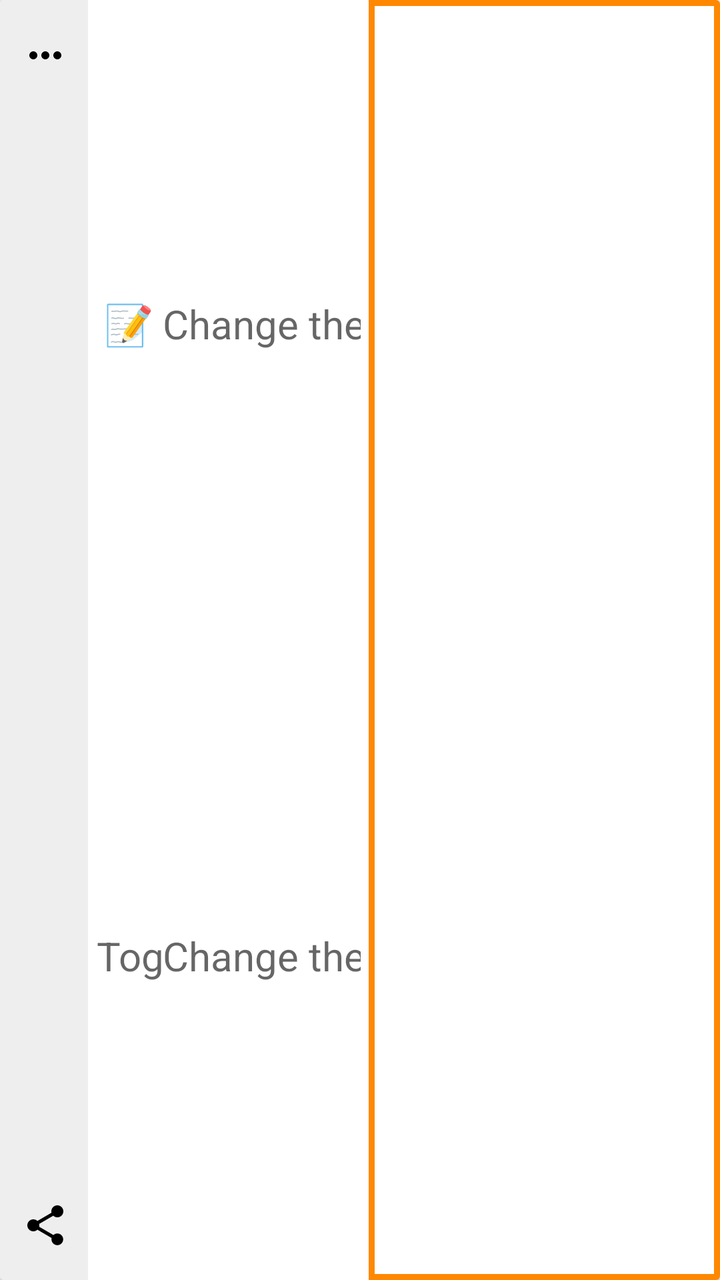
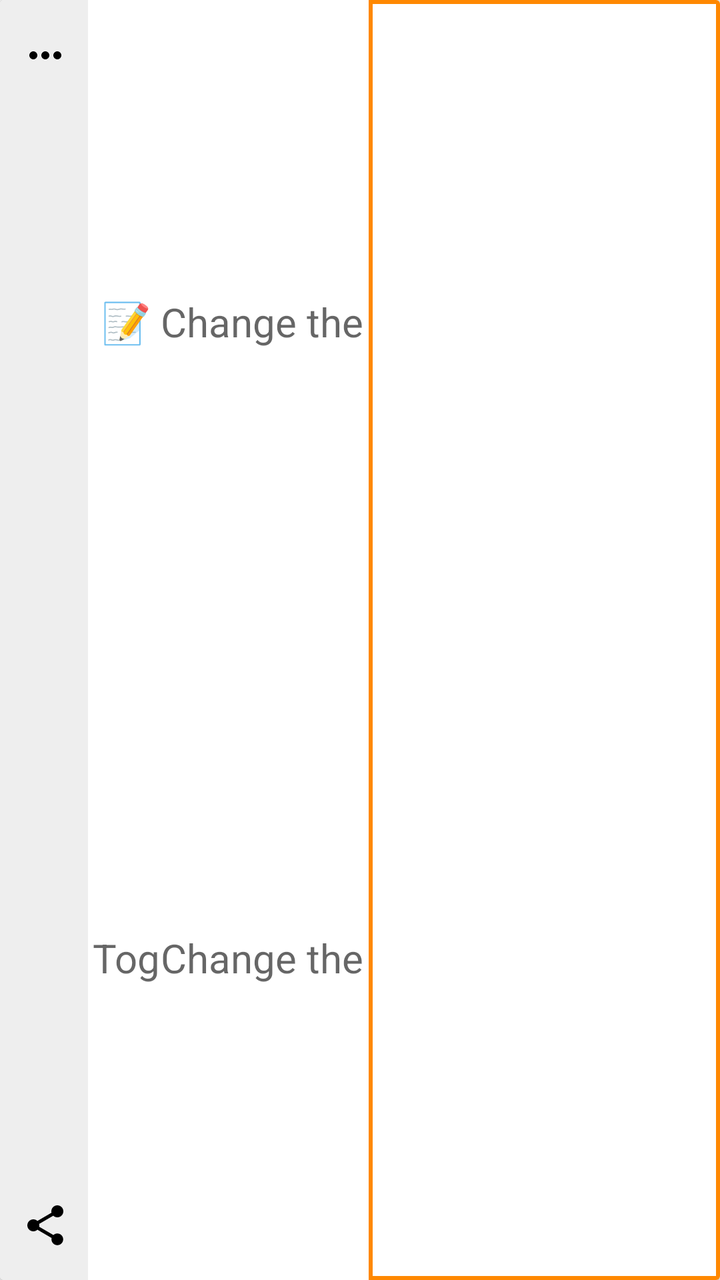

Screens rendered from an Android XML layout before and after an edit, with the pre-edit source and the edit as a unified diff.
<!-- AndroidManifest.xml: application theme AppTheme -->
<!-- res/layout/item_journal.xml -->
<?xml version="1.0" encoding="utf-8"?>
<androidx.cardview.widget.CardView
    xmlns:android="http://schemas.android.com/apk/res/android"
    android:id="@+id/record_item_view"
    android:layout_width="match_parent"
    android:layout_height="90dp"
    android:layout_marginLeft="8dp"
    android:layout_marginRight="8dp"
    android:layout_marginTop="4dp"
    android:layout_marginBottom="4dp">

    <LinearLayout
        android:layout_width="match_parent"
        android:layout_height="match_parent"
        android:orientation="horizontal"
        android:baselineAligned="false">

        <FrameLayout
            android:layout_width="44dp"
            android:layout_height="match_parent"
            android:paddingTop="15dp"
            android:paddingBottom="15dp"
            android:paddingStart="10dp"
            android:background="@color/colorChalk"
            android:orientation="vertical"
            android:clickable="true"
            android:focusable="true">

            <ImageButton
                android:id="@+id/record_contact_button"
                android:layout_width="25dp"
                android:layout_height="25dp"
                android:layout_gravity="top"
                android:background="@color/colorChalk"
                android:src="@drawable/ic_baseline_more_horiz_24px"
                android:contentDescription="@string/description_decrement_percentage_text"/>

            <ImageButton
                android:id="@+id/record_share_button"
                android:layout_width="25dp"
                android:layout_height="25dp"
                android:layout_gravity="bottom"
                android:background="@color/colorChalk"
                android:src="@drawable/ic_menu_share"
                android:contentDescription="@string/description_decrement_percentage_text"/>

        </FrameLayout>

        <LinearLayout
            android:id="@+id/record_stats_view"
            android:layout_width="0dp"
            android:layout_height="match_parent"
            android:layout_weight=".4"
            android:padding="4dp"
            android:orientation="vertical"
            android:gravity="end"
            android:clickable="true"
            android:focusable="true">

            <LinearLayout
                android:layout_width="match_parent"
                android:layout_height="0dp"
                android:layout_weight=".5"
                android:orientation="horizontal"
                android:layout_gravity="center"
                android:gravity="center">

                <TextView
                    android:id="@+id/record_memo_text"
                    android:layout_width="0dp"
                    android:layout_height="match_parent"
                    android:layout_weight=".25"
                    android:background="#fff"
                    android:textSize="@dimen/text_size_paragraph_title"
                    android:textColor="#000"
                    android:gravity="center"
                    android:text="📝"
                    android:inputType="numberDecimal"
                    android:imeOptions="actionDone"
                    android:importantForAutofill="no"
                    android:hint="Toggle the type of this record"/>

                <TextView
                    android:id="@+id/record_time_text"
                    android:layout_width="0dp"
                    android:layout_height="match_parent"
                    android:layout_weight=".75"
                    android:background="#fff"
                    android:textSize="@dimen/text_size_paragraph_title"
                    android:textColor="#000"
                    android:gravity="center"
                    android:inputType="numberDecimal"
                    android:imeOptions="actionDone"
                    android:importantForAutofill="no"
                    android:hint="Change the date of this record"/>

            </LinearLayout>


            <LinearLayout
                android:layout_width="match_parent"
                android:layout_height="0dp"
                android:layout_weight=".5"
                android:orientation="horizontal"
                android:layout_gravity="center"
                android:gravity="center">

                <TextView
                    android:id="@+id/record_type_text"
                    android:layout_width="0dp"
                    android:layout_height="match_parent"
                    android:layout_weight=".25"
                    android:background="#fff"
                    android:textSize="@dimen/text_size_paragraph_title"
                    android:textColor="#000"
                    android:gravity="center"
                    android:inputType="numberDecimal"
                    android:imeOptions="actionDone"
                    android:importantForAutofill="no"
                    android:hint="Toggle the type of this record"/>

                <EditText
                    android:id="@+id/record_amount_text"
                    android:layout_width="0dp"
                    android:layout_height="match_parent"
                    android:layout_weight=".75"
                    android:background="#fff"
                    android:textSize="@dimen/text_size_paragraph_title"
                    android:textColor="#000"
                    android:gravity="center"
                    android:inputType="numberDecimal"
                    android:imeOptions="actionDone"
                    android:importantForAutofill="no"
                    android:hint="Change the amount of this record"/>

            </LinearLayout>

        </LinearLayout>

        <FrameLayout
            android:id="@+id/record_text_view"
            android:layout_width="0dp"
            android:layout_height="match_parent"
            android:layout_weight=".5"
            android:padding="3dp"
            android:background="@color/colorHeat">

            <LinearLayout xmlns:android="http://schemas.android.com/apk/res/android"
                android:layout_width="match_parent"
                android:layout_height="match_parent"
                android:padding="2dp"
                android:background="#fff"
                android:orientation="vertical"
                android:layout_gravity="start|center_vertical">

                <LinearLayout
                    android:layout_width="match_parent"
                    android:layout_height="0dp"
                    android:layout_weight=".7">

                    <TextView
                        android:id="@+id/record_primary"
                        android:layout_width="0dp"
                        android:layout_height="match_parent"
                        android:layout_weight=".9"
                        android:layout_margin="4dp"
                        android:textSize="@dimen/text_size_paragraph_title"
                        android:textAppearance="?attr/textAppearanceListItem" />

                    <CheckBox
                        android:id="@+id/record_type"
                        android:layout_width="5dp"
                        android:layout_height="5dp"
                        android:layout_margin="2dp"
                        android:checked="false" />

                </LinearLayout>

                <TextView
                    android:id="@+id/record_secondary"
                    android:layout_width="wrap_content"
                    android:layout_height="0dp"
                    android:layout_weight=".3"
                    android:layout_marginStart="4dp"
                    android:textSize="@dimen/text_size_paragraph"
                    android:textAppearance="?attr/textAppearanceListItem" />

            </LinearLayout>

        </FrameLayout>

    </LinearLayout>

</androidx.cardview.widget.CardView>
<!-- resources referenced by this layout -->
<resources>
  <color name="colorChalk">#EEE</color>
  <color name="colorHeat">#FF8800</color>
  <dimen name="text_size_paragraph">16sp</dimen>
  <dimen name="text_size_paragraph_title">20sp</dimen>
  <!-- drawable ic_baseline_more_horiz_24px (drawable) -->
  <vector xmlns:android="http://schemas.android.com/apk/res/android"
      android:width="24dp"
      android:height="24dp"
      android:viewportWidth="24"
      android:viewportHeight="24">
    <path
        android:fillColor="#FF000000"
        android:pathData="M6,10c-1.1,0 -2,0.9 -2,2s0.9,2 2,2 2,-0.9 2,-2 -0.9,-2 -2,-2zM18,10c-1.1,0 -2,0.9 -2,2s0.9,2 2,2 2,-0.9 2,-2 -0.9,-2 -2,-2zM12,10c-1.1,0 -2,0.9 -2,2s0.9,2 2,2 2,-0.9 2,-2 -0.9,-2 -2,-2z"/>
  </vector>
  <!-- drawable ic_menu_share (drawable-v21) -->
  <vector xmlns:android="http://schemas.android.com/apk/res/android"
      android:width="24dp"
      android:height="24dp"
      android:viewportHeight="24.0"
      android:viewportWidth="24.0">
      <path
          android:fillColor="#FF000000"
          android:pathData="M18,16.08c-0.76,0 -1.44,0.3 -1.96,0.77L8.91,12.7c0.05,-0.23 0.09,-0.46 0.09,-0.7s-0.04,-0.47 -0.09,-0.7l7.05,-4.11c0.54,0.5 1.25,0.81 2.04,0.81 1.66,0 3,-1.34 3,-3s-1.34,-3 -3,-3 -3,1.34 -3,3c0,0.24 0.04,0.47 0.09,0.7L8.04,9.81C7.5,9.31 6.79,9 6,9c-1.66,0 -3,1.34 -3,3s1.34,3 3,3c0.79,0 1.5,-0.31 2.04,-0.81l7.12,4.16c-0.05,0.21 -0.08,0.43 -0.08,0.65 0,1.61 1.31,2.92 2.92,2.92 1.61,0 2.92,-1.31 2.92,-2.92s-1.31,-2.92 -2.92,-2.92z" />
  </vector>
  <string name="description_decrement_percentage_text">Press this button to decrease the percentage of your total donation amount to be allocated to this charity on each converted smile or stride</string>
  <style name="AppTheme" parent="Theme.AppCompat.Light.DarkActionBar">
          <item name="colorPrimary">@color/colorPrimary</item>
          <item name="colorPrimaryDark">@color/colorPrimaryDark</item>
          <item name="colorAccent">@color/colorAccent</item>
          <item name="popupMenuStyle">@style/AppTheme.PopupOverlay</item>
      </style>
  <color name="colorPrimary">#00B0FF</color>
  <color name="colorPrimaryDark">#0081CB</color>
  <color name="colorAccent">#F7BA28</color>
  <style name="AppTheme.PopupOverlay" parent="@android:style/Widget.PopupMenu">
          <item name="android:background">@color/colorPrimary</item>
      </style>
</resources>

<!-- the commit's change to res/layout/item_journal.xml (unified diff, before → after) -->
@@ -4,10 +4,8 @@
     android:id="@+id/record_item_view"
     android:layout_width="match_parent"
     android:layout_height="90dp"
-    android:layout_marginLeft="8dp"
-    android:layout_marginRight="8dp"
-    android:layout_marginTop="4dp"
-    android:layout_marginBottom="4dp">
+    android:layout_marginTop="3dp"
+    android:layout_marginBottom="3dp">
 
     <LinearLayout
         android:layout_width="match_parent"
@@ -51,7 +49,7 @@
             android:layout_width="0dp"
             android:layout_height="match_parent"
             android:layout_weight=".4"
-            android:padding="4dp"
+            android:padding="2dp"
             android:orientation="vertical"
             android:gravity="end"
             android:clickable="true"
@@ -142,10 +140,10 @@
             android:layout_width="0dp"
             android:layout_height="match_parent"
             android:layout_weight=".5"
-            android:padding="3dp"
+            android:padding="2dp"
             android:background="@color/colorHeat">
 
-            <LinearLayout xmlns:android="http://schemas.android.com/apk/res/android"
+            <LinearLayout
                 android:layout_width="match_parent"
                 android:layout_height="match_parent"
                 android:padding="2dp"
